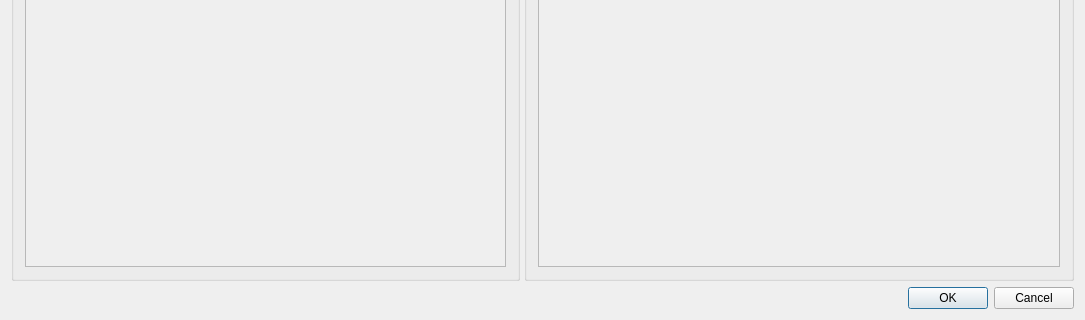
Above: src/home/flibrary/gui/CollectionCleaner.ui from heimdallr/books before the change; both pictures show x 0 to 1085 and y 520 to 840 of the 1085 by 840 pixel window. Below: the same form after it.
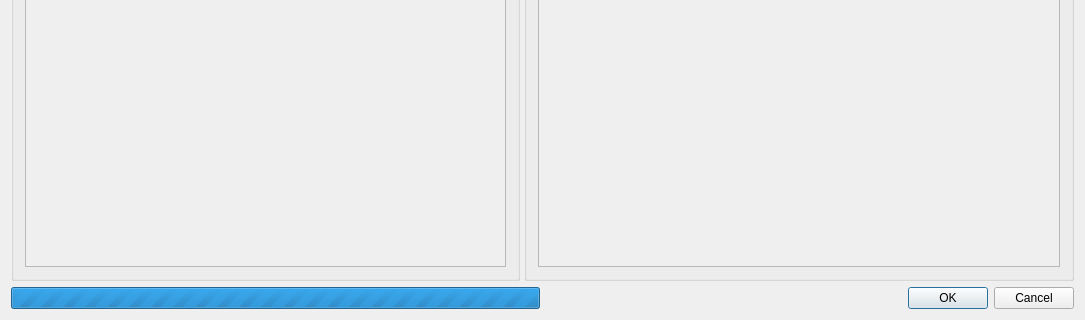
That is the form after the change.

The edit to the form file:
```diff
--- a/src/home/flibrary/gui/CollectionCleaner.ui
+++ b/src/home/flibrary/gui/CollectionCleaner.ui
@@ -155,11 +155,40 @@
     </widget>
    </item>
    <item>
-    <widget class="QDialogButtonBox" name="buttons">
-     <property name="standardButtons">
-      <set>QDialogButtonBox::StandardButton::Cancel|QDialogButtonBox::StandardButton::Ok</set>
-     </property>
-    </widget>
+    <layout class="QHBoxLayout" name="horizontalLayout">
+     <item>
+      <widget class="QProgressBar" name="progressBar">
+       <property name="sizePolicy">
+        <sizepolicy hsizetype="Expanding" vsizetype="Fixed">
+         <horstretch>0</horstretch>
+         <verstretch>0</verstretch>
+        </sizepolicy>
+       </property>
+       <property name="maximum">
+        <number>0</number>
+       </property>
+       <property name="value">
+        <number>-1</number>
+       </property>
+       <property name="textVisible">
+        <bool>false</bool>
+       </property>
+      </widget>
+     </item>
+     <item>
+      <widget class="QDialogButtonBox" name="buttons">
+       <property name="sizePolicy">
+        <sizepolicy hsizetype="Preferred" vsizetype="Fixed">
+         <horstretch>0</horstretch>
+         <verstretch>0</verstretch>
+        </sizepolicy>
+       </property>
+       <property name="standardButtons">
+        <set>QDialogButtonBox::StandardButton::Cancel|QDialogButtonBox::StandardButton::Ok</set>
+       </property>
+      </widget>
+     </item>
+    </layout>
    </item>
   </layout>
   <action name="actionLanguageReadRandomBook">
```
Left out of the diff: 35 changed lines with no effect on the pictures.
